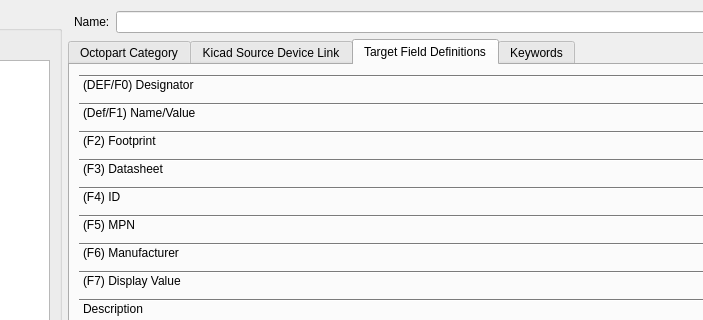
First picture: the form in project/src/ruleeditor.ui, repository pioupus/kicadLibCreator, before the edit; both pictures show x 229 to 932 and y 0 to 320 of the 1256 by 819 pixel window.
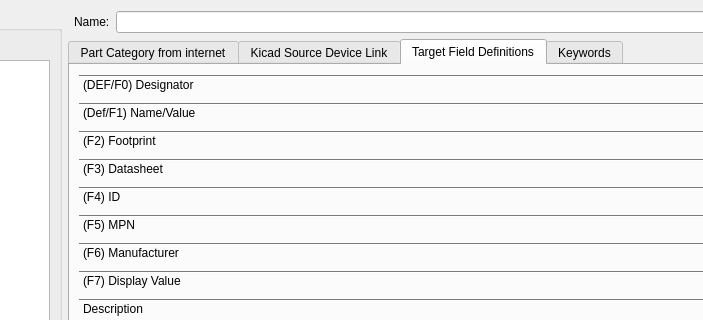
Second picture: the form after the edit. The open tabs and pages were chosen to show the change.

Diff of the .ui file:
```diff
--- a/project/src/ruleeditor.ui
+++ b/project/src/ruleeditor.ui
@@ -77,7 +77,7 @@
      </property>
      <widget class="QWidget" name="tab_2">
       <attribute name="title">
-       <string>Octopart Category</string>
+       <string>Part Category from internet</string>
       </attribute>
       <layout class="QGridLayout" name="gridLayout_5">
        <item row="7" column="0">
```
Left out of the diff: 50 changed lines with no effect on the pictures.
